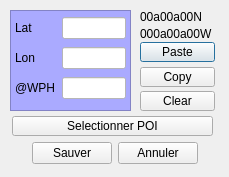
nohal/qtVlm, file src/WP_dialog.ui: the form before one commit.
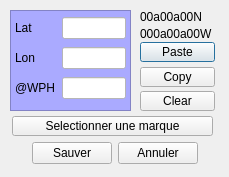
The form after the commit.

Commit message: Ajout du typage de Marque (POI, WP, Balise) Couleur des marques est paramétrable

```diff
--- a/src/WP_dialog.ui
+++ b/src/WP_dialog.ui
@@ -264,7 +264,7 @@
     </font>
    </property>
    <property name="text">
-    <string>Selectionner POI</string>
+    <string>Selectionner une marque</string>
    </property>
   </widget>
  </widget>
```
The commit also changes 25 other files.
